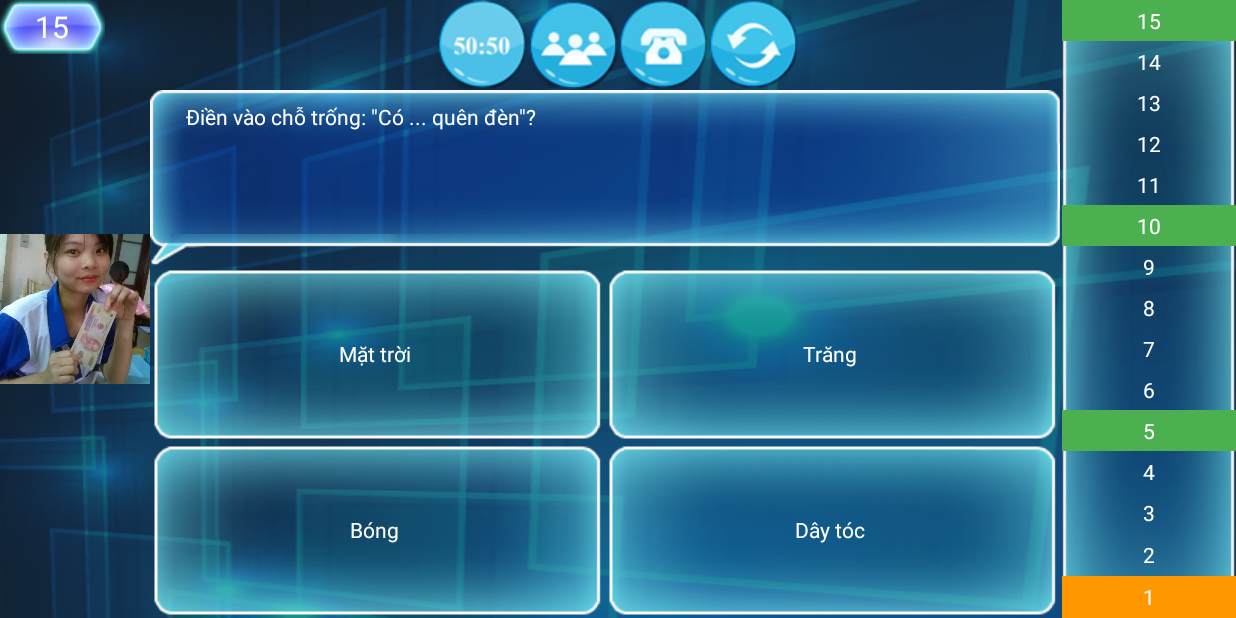
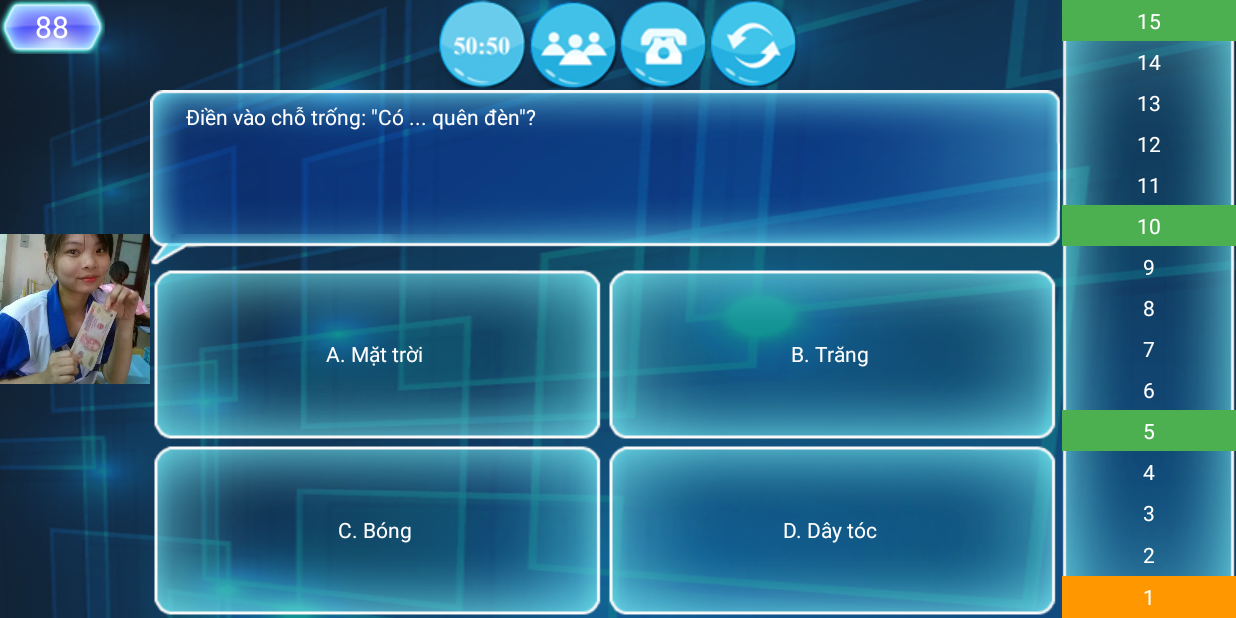
Before and after one commit to trungthao/ai_la_trieu_phu, an Android app: the MainActivity screen opened directly, with no data from a screen before it, on a phone screen of 824 x 412 dp (held sideways). Run offline under Robolectric (Android 15) with nearby library versions, the phone set to English and light mode, and no system bars.

Commit message:
Hoan thanh chuc nang co ban

```diff
--- a/app/src/main/AndroidManifest.xml
+++ b/app/src/main/AndroidManifest.xml
@@ -25,6 +25,8 @@
             android:screenOrientation="landscape"/>
         <activity android:name=".RelativeActivity"
             android:screenOrientation="landscape"/>
+        <activity android:name=".ShowCaseRelativeActivity"
+            android:screenOrientation="landscape"/>
     </application>
 
 </manifest>
--- a/app/src/main/java/com/uet/trungthao/ailatrieuphu/MainActivity.java
+++ b/app/src/main/java/com/uet/trungthao/ailatrieuphu/MainActivity.java
@@ -11,7 +11,6 @@ import android.view.animation.Animation;
 import android.widget.ImageView;
 import android.widget.RelativeLayout;
 import android.widget.TextView;
-import android.widget.Toast;
 
 import com.uet.trungthao.ailatrieuphu.Common.CommonVLs;
 import com.uet.trungthao.ailatrieuphu.animation.MyAnimation;
@@ -24,6 +23,7 @@ import com.uet.trungthao.ailatrieuphu.model.Question;
 public class MainActivity extends Activity {
 
     private static final long TIME_SLEEP = 1000;
+    private static final int START_TIME_COUNT = 90;
     private final String backgroudLevelColor = "#FF9800";
     private final String transparentLevelColor = "#07000000";
     private final String importantLevelColor = "#4CAF50";
@@ -33,6 +33,7 @@ public class MainActivity extends Activity {
     private TextView tvCau1, tvCau2, tvCau3, tvCau4, tvCau5, tvCau6, tvCau7, tvCau8, tvCau9, tvCau10, tvCau11, tvCau12, tvCau13, tvCau14, tvCau15;
     private ImageView ivFifty, ivAudience, ivRelative, ivChangeQuestion;
     private boolean isClickFifty, isClickAudience, isClickchangeQuestion, isClickRelative;
+    private TextView tvTime;
 
     AnimListenerWhenSelectTrue listenSelectTrue;
     AnimListenerWhenSelectFalse listenSelectFalse;
@@ -40,6 +41,8 @@ public class MainActivity extends Activity {
     private boolean isSelect;
     private GameHelper gameHelper;
     private MyAnimation myAnim;
+    private int time;
+    private boolean stop;
 
     @Override
     protected void onCreate(Bundle savedInstanceState) {
@@ -47,6 +50,7 @@ public class MainActivity extends Activity {
         setContentView(R.layout.activity_main);
         addController();
         addEvent();
+        countTime();
         newGame(gameHelper.getFirstQuestion());
     }
 
@@ -61,6 +65,8 @@ public class MainActivity extends Activity {
         rlCaseB = (RelativeLayout) findViewById(R.id.rl_case_b);
         rlCaseC = (RelativeLayout) findViewById(R.id.rl_case_c);
         rlCaseD = (RelativeLayout) findViewById(R.id.rl_case_d);
+
+        tvTime = (TextView) findViewById(R.id.tv_time);
 
         tvCau1 = (TextView) findViewById(R.id.tv_cau1);
         tvCau2 = (TextView) findViewById(R.id.tv_cau2);
@@ -87,9 +93,12 @@ public class MainActivity extends Activity {
         myAnim = new MyAnimation(getApplicationContext());
         listenSelectTrue = new AnimListenerWhenSelectTrue();
         listenSelectFalse = new AnimListenerWhenSelectFalse();
+
+        time = START_TIME_COUNT;
     }
 
     public void newGame(Question questionFirst) {
+        time = START_TIME_COUNT;
         setColorForNewGame();
         setQuestion(questionFirst);
     }
@@ -131,7 +140,6 @@ public class MainActivity extends Activity {
                     isClickAudience = true;
                     ivAudience.setImageResource(R.drawable.hoikhangia1);
                     int percentArr[] = gameHelper.audienceHelper();
-                    Bundle bundle = new Bundle();
                     Intent intent = new Intent(MainActivity.this, AudienceHelpActivity.class);
                     intent.putExtra("percentArr", percentArr);
                     startActivity(intent);
@@ -146,21 +154,9 @@ public class MainActivity extends Activity {
                     ivRelative.setImageResource(R.drawable.nguoithan2);
                     isClickRelative = true;
                     int caseRelative = gameHelper.relativeHelper();
-//                    startActivity(new Intent(MainActivity.this, RelativeActivity.class));
-                    switch (caseRelative) {
-                        case CommonVLs.CASE_A:
-                            Toast.makeText(getApplicationContext(), "A", Toast.LENGTH_SHORT).show();
-                            break;
-                        case CommonVLs.CASE_B:
-                            Toast.makeText(getApplicationContext(), "B", Toast.LENGTH_SHORT).show();
-                            break;
-                        case CommonVLs.CASE_C:
-                            Toast.makeText(getApplicationContext(), "C", Toast.LENGTH_SHORT).show();
-                            break;
-                        case CommonVLs.CASE_D:
-                            Toast.makeText(getApplicationContext(), "D", Toast.LENGTH_SHORT).show();
-                            break;
-                    }
+                    Intent mIntent = new Intent(MainActivity.this, RelativeActivity.class);
+                    mIntent.putExtra("caseRelative", caseRelative);
+                    startActivity(mIntent);
                 }
             }
         });
@@ -187,10 +183,12 @@ public class MainActivity extends Activity {
                                 e.printStackTrace();
                             }
 
+                            // NGười chơi chọn đúng đáp án
                             if (gameHelper.checkTrueCase(caseSelect)) {
                                 runOnUiThread(new Runnable() {
                                     @Override
                                     public void run() {
+                                        stop = true;
                                         // change image select true
                                         rlCase.setBackgroundResource(R.drawable.selecttrue);
                                         // animation fade in when select true
@@ -204,16 +202,16 @@ public class MainActivity extends Activity {
                                     public void run() {
                                         RelativeLayout rlCaseTrue = null;
                                         switch (gameHelper.getTrueCase()) {
-                                            case CommonVLs.CASE_A :
+                                            case CommonVLs.CASE_A:
                                                 rlCaseTrue = rlCaseA;
                                                 break;
-                                            case CommonVLs.CASE_B :
+                                            case CommonVLs.CASE_B:
                                                 rlCaseTrue = rlCaseB;
                                                 break;
-                                            case CommonVLs.CASE_C :
+                                            case CommonVLs.CASE_C:
                                                 rlCaseTrue = rlCaseC;
                                                 break;
-                                            case CommonVLs.CASE_D :
+                                            case CommonVLs.CASE_D:
                                                 rlCaseTrue = rlCaseD;
                                                 break;
                                         }
@@ -242,6 +240,8 @@ public class MainActivity extends Activity {
         public void onAnimationEnd(Animation animation) {
             setColorLevel(gameHelper.getLevel());
             setQuestion(gameHelper.getNextQuestion());
+            time = START_TIME_COUNT;
+            stop = false;
             setColorDefaultForCase();
         }
 
@@ -250,6 +250,39 @@ public class MainActivity extends Activity {
 
         }
     }
+
+    private void countTime() {
+        new Thread(new Runnable() {
+            @Override
+            public void run() {
+                while (time > 0) {
+                    try {
+                        Thread.sleep(TIME_SLEEP);
+                    } catch (InterruptedException e) {
+                        e.printStackTrace();
+                    }
+                    if (!stop) {
+                        time--;
+                    }
+                    runOnUiThread(new Runnable() {
+                        @Override
+                        public void run() {
+                            tvTime.setText(time + "");
+                        }
+                    });
+                }
+                if (time <= 0) {
+                    runOnUiThread(new Runnable() {
+                        @Override
+                        public void run() {
+                            questionPlayContinueDialog();
+                        }
+                    });
+                }
+            }
+        }).start();
+    }
+
     private class AnimListenerWhenSelectFalse implements Animation.AnimationListener {
 
         @Override
@@ -259,23 +292,7 @@ public class MainActivity extends Activity {
 
         @Override
         public void onAnimationEnd(Animation animation) {
-            AlertDialog dialog = new AlertDialog.Builder(MainActivity.this)
-                    .setMessage("Bạn có muốn chơi lại không???")
-                    .setNegativeButton("Có", new DialogInterface.OnClickListener() {
-                        @Override
-                        public void onClick(DialogInterface dialogInterface, int i) {
-                            newGame(gameHelper.getFirstQuestion());
-                        }
-                    })
-                    .setPositiveButton("Không", new DialogInterface.OnClickListener() {
-                        @Override
-                        public void onClick(DialogInterface dialogInterface, int i) {
-
-                            finish();
-                        }
-                    })
-                    .create();
-            dialog.show();
+            questionPlayContinueDialog();
         }
 
         @Override
@@ -284,12 +301,31 @@ public class MainActivity extends Activity {
         }
     }
 
+    private void questionPlayContinueDialog() {
+        AlertDialog dialog = new AlertDialog.Builder(MainActivity.this)
+                .setMessage("Bạn có muốn chơi lại không???")
+                .setNegativeButton("Có", new DialogInterface.OnClickListener() {
+                    @Override
+                    public void onClick(DialogInterface dialogInterface, int i) {
+                        newGame(gameHelper.getFirstQuestion());
+                        countTime();
+                    }
+                })
+                .setPositiveButton("Không", new DialogInterface.OnClickListener() {
+                    @Override
+                    public void onClick(DialogInterface dialogInterface, int i) {
+                        finish();
+                    }
+                }).create();
+        dialog.show();
+    }
+
     private void setQuestion(Question question) {
         tvQuestion.setText(question.getQuestion());
-        tvCaseA.setText(question.getCaseA());
-        tvCaseB.setText(question.getCaseB());
-        tvCaseC.setText(question.getCaseC());
-        tvCaseD.setText(question.getCaseD());
+        tvCaseA.setText("A. " + question.getCaseA());
+        tvCaseB.setText("B. " + question.getCaseB());
+        tvCaseC.setText("C. " + question.getCaseC());
+        tvCaseD.setText("D. " + question.getCaseD());
     }
 
     public void setColorForNewGame() {
--- a/app/src/main/res/layout/activity_main.xml
+++ b/app/src/main/res/layout/activity_main.xml
@@ -11,13 +11,13 @@
         android:background="@drawable/thoigian">
 
         <TextView
-            android:id="@+id/tv_thoi_gian"
+            android:id="@+id/tv_time"
             android:layout_width="wrap_content"
             android:layout_height="wrap_content"
             android:layout_centerInParent="true"
-            android:text="15"
-            android:textColor="#fff"
-            android:textSize="20sp" />
+            android:text="@string/start_time_count"
+            android:textColor="@color/white"
+            android:textSize="@dimen/time_count" />
     </RelativeLayout>
 
     <RelativeLayout
@@ -76,7 +76,7 @@
                 android:layout_width="wrap_content"
                 android:layout_height="wrap_content"
                 android:text="Câu 1: , hôm nay có gì vui khôngdfsdfhsdjfjsdhfjkshdjfjdhfjsdhfjshdfhsdjfhjsdhfjksdhfjsdhfjkhsdjkfhjsdhfjksdh"
-                android:textColor="#fff" />
+                android:textColor="@color/white" />
         </RelativeLayout>
 
         <LinearLayout
@@ -99,7 +99,7 @@
                     android:layout_height="wrap_content"
                     android:text="A. dsfjkjsdfkjsdjflkds"
                     android:layout_centerInParent="true"
-                    android:textColor="#fff" />
+                    android:textColor="@color/white" />
             </RelativeLayout>
 
             <RelativeLayout
@@ -115,7 +115,7 @@
                     android:layout_height="wrap_content"
                     android:layout_centerInParent="true"
                     android:text="A. dsfjkjsdfkjsdjflkds"
-                    android:textColor="#fff" />
+                    android:textColor="@color/white" />
             </RelativeLayout>
         </LinearLayout>
 
@@ -139,7 +139,7 @@
                     android:layout_height="wrap_content"
                     android:layout_centerInParent="true"
                     android:text="A. dsfjkjsdfkjsdjflkds"
-                    android:textColor="#fff" />
+                    android:textColor="@color/white" />
             </RelativeLayout>
 
             <RelativeLayout
@@ -155,7 +155,7 @@
                     android:layout_height="wrap_content"
                     android:layout_centerInParent="true"
                     android:text="A. dsfjkjsdfkjsdjflkds"
-                    android:textColor="#fff" />
+                    android:textColor="@color/white" />
             </RelativeLayout>
         </LinearLayout>
     </LinearLayout>
@@ -177,7 +177,7 @@
             android:background="@android:color/holo_green_dark"
             android:gravity="center"
             android:text="15"
-            android:textColor="#fff" />
+            android:textColor="@color/white" />
 
         <TextView
             android:id="@+id/tv_cau14"
@@ -186,7 +186,7 @@
             android:layout_weight="1"
             android:gravity="center"
             android:text="14"
-            android:textColor="#fff" />
+            android:textColor="@color/white" />
 
         <TextView
             android:id="@+id/tv_cau13"
@@ -195,7 +195,7 @@
             android:layout_weight="1"
             android:gravity="center"
             android:text="13"
-            android:textColor="#fff" />
+            android:textColor="@color/white" />
 
         <TextView
             android:id="@+id/tv_cau12"
@@ -204,7 +204,7 @@
             android:layout_weight="1"
             android:gravity="center"
             android:text="12"
-            android:textColor="#fff" />
+            android:textColor="@color/white" />
 
         <TextView
             android:id="@+id/tv_cau11"
@@ -213,7 +213,7 @@
             android:layout_weight="1"
             android:gravity="center"
             android:text="11"
-            android:textColor="#fff" />
+            android:textColor="@color/white" />
 
         <TextView
             android:id="@+id/tv_cau10"
@@ -223,7 +223,7 @@
             android:background="@android:color/holo_green_dark"
             android:gravity="center"
             android:text="10"
-            android:textColor="#fff" />
+            android:textColor="@color/white" />
 
         <TextView
             android:id="@+id/tv_cau9"
@@ -232,7 +232,7 @@
             android:layout_weight="1"
             android:gravity="center"
             android:text="9"
-            android:textColor="#fff" />
+            android:textColor="@color/white" />
 
         <TextView
             android:id="@+id/tv_cau8"
@@ -241,7 +241,7 @@
             android:layout_weight="1"
             android:gravity="center"
             android:text="8"
-            android:textColor="#fff" />
+            android:textColor="@color/white" />
 
         <TextView
             android:id="@+id/tv_cau7"
@@ -250,7 +250,7 @@
             android:layout_weight="1"
             android:gravity="center"
             android:text="7"
-            android:textColor="#fff" />
+            android:textColor="@color/white" />
 
         <TextView
             android:id="@+id/tv_cau6"
@@ -259,7 +259,7 @@
             android:layout_weight="1"
             android:gravity="center"
             android:text="6"
-            android:textColor="#fff" />
+            android:textColor="@color/white" />
 
         <TextView
             android:id="@+id/tv_cau5"
@@ -269,7 +269,7 @@
             android:background="@android:color/holo_green_dark"
             android:gravity="center"
             android:text="5"
-            android:textColor="#fff" />
+            android:textColor="@color/white" />
 
         <TextView
             android:id="@+id/tv_cau4"
@@ -278,7 +278,7 @@
             android:layout_weight="1"
             android:gravity="center"
             android:text="4"
-            android:textColor="#fff" />
+            android:textColor="@color/white" />
 
         <TextView
             android:id="@+id/tv_cau3"
@@ -287,7 +287,7 @@
             android:layout_weight="1"
             android:gravity="center"
             android:text="3"
-            android:textColor="#fff" />
+            android:textColor="@color/white" />
 
         <TextView
             android:id="@+id/tv_cau2"
@@ -296,7 +296,7 @@
             android:layout_weight="1"
             android:gravity="center"
             android:text="2"
-            android:textColor="#fff" />
+            android:textColor="@color/white" />
 
         <TextView
             android:id="@+id/tv_cau1"
@@ -304,8 +304,8 @@
             android:layout_height="0dp"
             android:layout_weight="1"
             android:gravity="center"
-            android:text="1"
-            android:textColor="#fff" />
+            android:text="@string/lever_one"
+            android:textColor="@color/white" />
 
     </LinearLayout>
 
--- a/app/src/main/res/values/dimens.xml
+++ b/app/src/main/res/values/dimens.xml
@@ -2,4 +2,5 @@
     <!-- Default screen margins, per the Android Design guidelines. -->
     <dimen name="activity_horizontal_margin">16dp</dimen>
     <dimen name="activity_vertical_margin">16dp</dimen>
+    <dimen name="time_count">20sp</dimen>
 </resources>
--- a/app/src/main/res/values/strings.xml
+++ b/app/src/main/res/values/strings.xml
@@ -1,3 +1,5 @@
 <resources>
     <string name="app_name">AiLaTrieuPhu</string>
+    <string name="start_time_count">90</string>
+    <string name="lever_one">1</string>
 </resources>
```
Also changed, not shown: app/src/main/java/com/uet/trungthao/ailatrieuphu/RelativeActivity.java (+16 -8 lines), app/src/main/java/com/uet/trungthao/ailatrieuphu/ShowCaseRelativeActivity.java (added, +64 -0 lines), app/src/main/res/layout/activity_show_case_relative.xml (added, +31 -0 lines).
